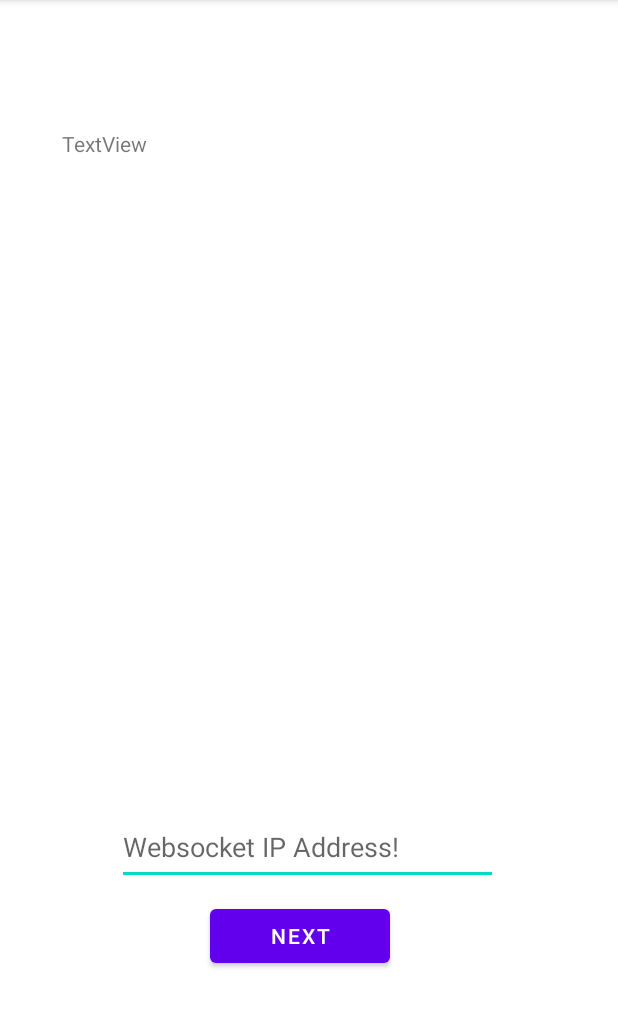
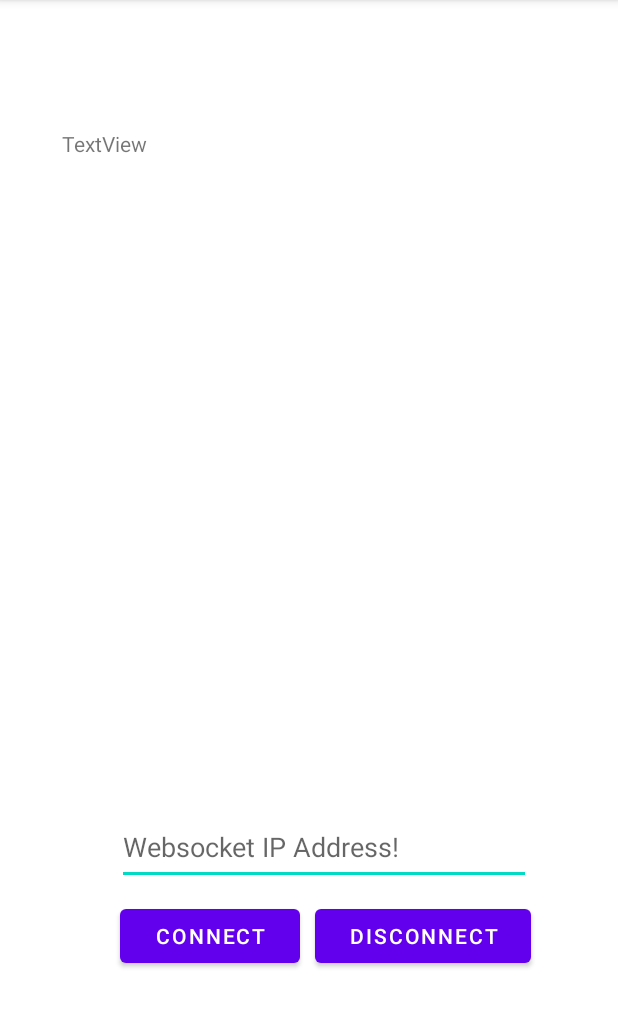
Before and after one commit to smwu-zero100/location_application, an Android app: the screen it shows after launch (MainActivity), on a phone screen of 412 x 824 dp, the part 84-1112 px from its top. Run offline under Robolectric (Android 15) with nearby library versions, the phone set to English and light mode, and no system bars; libraries missing offline, so code that uses them is left out: org.java_websocket.client, org.java_websocket.handshake; 1 statement that could not run was skipped.

```diff
--- a/app/src/main/java/com/example/bindingtest/MainActivity.java
+++ b/app/src/main/java/com/example/bindingtest/MainActivity.java
@@ -41,7 +41,8 @@ public class MainActivity extends AppCompatActivity {
 
     private TextView uriInput;
     private TextView logBox;
-    private Button inputButton;
+    private Button connectButton;
+    private Button disconnectButton;
 
 
     @Override
@@ -53,11 +54,20 @@ public class MainActivity extends AppCompatActivity {
 
         uriInput = (TextView) findViewById(R.id.editTextWebsocketIP);
         logBox = (TextView) findViewById(R.id.textViewLogBox);
-        inputButton = (Button) findViewById(R.id.button_first);
-        inputButton.setOnClickListener(new View.OnClickListener(){
+        connectButton = (Button) findViewById(R.id.button_connect);
+        disconnectButton = (Button)findViewById(R.id.button_disconnect);
+
+        connectButton.setOnClickListener(new View.OnClickListener(){
             @Override
             public void onClick(View view){
                 connectWebSocket(uriInput.getText().toString());
+            }
+        });
+
+        disconnectButton.setOnClickListener(new View.OnClickListener() {
+            @Override
+            public void onClick(View view) {
+                mWebsocketClient.close();
             }
         });
 
@@ -97,10 +107,15 @@ public class MainActivity extends AppCompatActivity {
 
     public void startLocationUpdates() {
 
-        mLocationRequest = LocationRequest.create()
-                .setInterval(UPDATE_INTERVAL)
-                .setFastestInterval(FASTEST_INTERVAL)
-                .setPriority(Priority.PRIORITY_HIGH_ACCURACY);
+        mLocationRequest = new LocationRequest.Builder(Priority.PRIORITY_HIGH_ACCURACY, 1000)
+                .setMinUpdateIntervalMillis(500)
+                .setMaxUpdateDelayMillis(1000)
+                .build();
+
+//        mLocationRequest = LocationRequest.create()
+//                .setInterval(50)
+//                .setFastestInterval(10)
+//                .setPriority(Priority.PRIORITY_HIGH_ACCURACY);
         LocationCallback locationCallback = new LocationCallback() {
             @Override
             public void onLocationResult(LocationResult locationResult) {
@@ -114,10 +129,14 @@ public class MainActivity extends AppCompatActivity {
                     double longitude = location.getLongitude();
                     double heading = location.getBearing(); //getBearingAccuracyDegrees();
 
+
                     if (mWebsocketClient != null && mWebsocketClient.isOpen()) {
-                        String message = latitude + ", " + longitude + ", " + heading;
-                        logBox.setText(message + logBox.getText().toString() + "\n");
+                        String message = "location, " + latitude + "," + longitude + "," + heading ;
+                        // logBox.setText(latitude + ", " + longitude + ", " + heading + "\n" + logBox.getText().toString());
+                        // Log.i(TAG, message);
                         mWebsocketClient.send(message);
+                    } else{
+                        Log.i(TAG, "##################### if 문 안들어감 ############### ");
                     }
                 }
             }
--- a/app/src/main/res/layout/activity_main.xml
+++ b/app/src/main/res/layout/activity_main.xml
@@ -21,13 +21,26 @@
 <!--    </com.google.android.material.appbar.AppBarLayout>-->
 
     <Button
-        android:id="@+id/button_first"
+        android:id="@+id/button_connect"
         android:layout_width="120dp"
         android:layout_height="wrap_content"
-        android:layout_marginStart="140dp"
+        android:layout_marginStart="80dp"
         android:layout_marginTop="600dp"
         android:layout_marginEnd="162dp"
-        android:text="@string/next"
+        android:text="@string/connect"
+        app:layout_constraintEnd_toEndOf="parent"
+        app:layout_constraintHorizontal_bias="0.0"
+        app:layout_constraintStart_toStartOf="parent"
+        app:layout_constraintTop_toBottomOf="@+id/editTextWebsocketIP" />
+
+    <Button
+        android:id="@+id/button_disconnect"
+        android:layout_width="144dp"
+        android:layout_height="wrap_content"
+        android:layout_marginStart="210dp"
+        android:layout_marginTop="600dp"
+        android:layout_marginEnd="162dp"
+        android:text="@string/disconnect"
         app:layout_constraintEnd_toEndOf="parent"
         app:layout_constraintHorizontal_bias="0.0"
         app:layout_constraintStart_toStartOf="parent"
@@ -35,7 +48,7 @@
 
     <EditText
         android:id="@+id/editTextWebsocketIP"
-        android:layout_width="254dp"
+        android:layout_width="276dp"
         android:layout_height="50dp"
         android:layout_marginStart="78dp"
         android:layout_marginTop="540dp"
@@ -43,6 +56,8 @@
         android:ems="10"
         android:hint="@string/websocket_ip"
         android:inputType="textPersonName"
+        app:layout_anchor="@+id/editTextWebsocketIP"
+        app:layout_anchorGravity="top|center"
         app:layout_constraintEnd_toEndOf="parent"
         app:layout_constraintHorizontal_bias="0.0"
         app:layout_constraintStart_toStartOf="parent"
--- a/app/src/main/res/values/strings.xml
+++ b/app/src/main/res/values/strings.xml
@@ -4,7 +4,8 @@
     <!-- Strings used for fragments for navigation -->
     <string name="first_fragment_label">First Fragment</string>
     <string name="second_fragment_label">Second Fragment</string>
-    <string name="next">Next</string>
+    <string name="connect">Connect</string>
+    <string name="disconnect">Disconnect</string>
     <string name="previous">Previous</string>
 
     <string name="websocket_ip">Websocket IP Address!</string>
```
